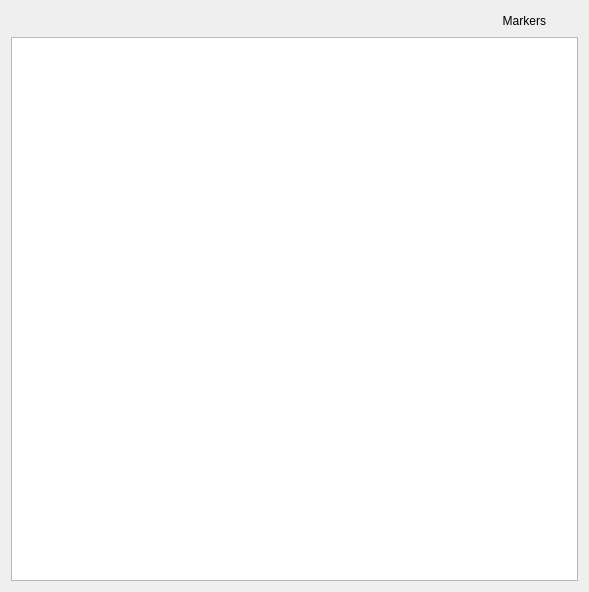
Old version of the form forms/form_peak_fitter.ui in the repository usnistgov/qpx-gamma.
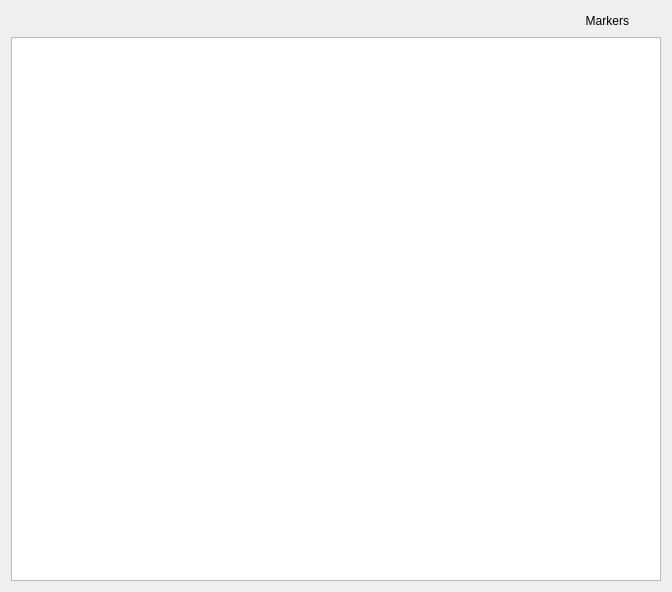
New version of the form. Icons and pictures are not drawn.

Commit message: peak fitter improvements, singlet area integration

Diff of the .ui file:
```diff
--- a/forms/form_peak_fitter.ui
+++ b/forms/form_peak_fitter.ui
@@ -94,6 +94,12 @@
                <verstretch>0</verstretch>
               </sizepolicy>
              </property>
+             <property name="minimumSize">
+              <size>
+               <width>650</width>
+               <height>200</height>
+              </size>
+             </property>
             </widget>
            </item>
           </layout>
```
The commit also changes 6 other files.
